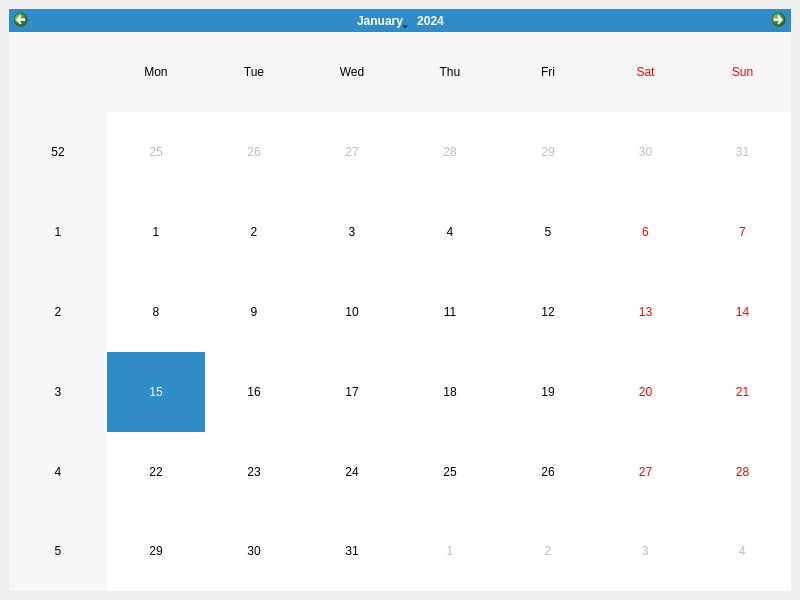
Above: mainwindow.ui from yiwenlu66/QCalendar before the change. Below: the same form after it.
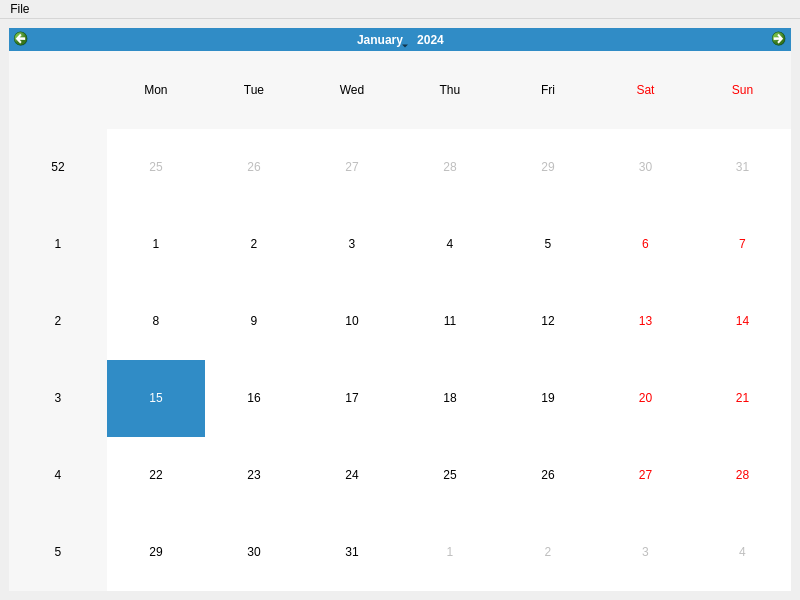
That is the form after the change. Custom widgets are drawn as their Qt base class.

Patch:
```diff
--- a/mainwindow.ui
+++ b/mainwindow.ui
@@ -24,6 +24,33 @@
     </item>
    </layout>
   </widget>
+  <widget class="QMenuBar" name="menuBar">
+   <property name="geometry">
+    <rect>
+     <x>0</x>
+     <y>0</y>
+     <width>800</width>
+     <height>22</height>
+    </rect>
+   </property>
+   <widget class="QMenu" name="menuFile">
+    <property name="title">
+     <string>File</string>
+    </property>
+    <addaction name="actionPreferences"/>
+   </widget>
+   <addaction name="menuFile"/>
+  </widget>
+  <action name="actionFile">
+   <property name="text">
+    <string>File</string>
+   </property>
+  </action>
+  <action name="actionPreferences">
+   <property name="text">
+    <string>Preferences</string>
+   </property>
+  </action>
  </widget>
  <customwidgets>
   <customwidget>
```
Left out of the diff: 2 changed lines with no effect on the pictures.
